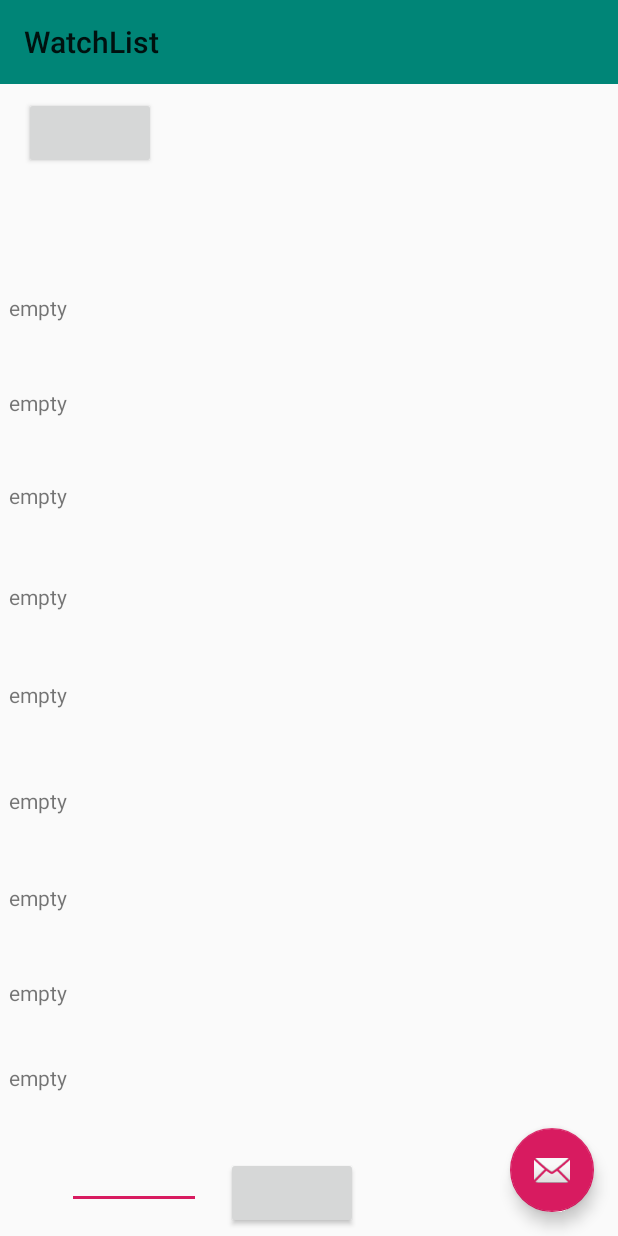
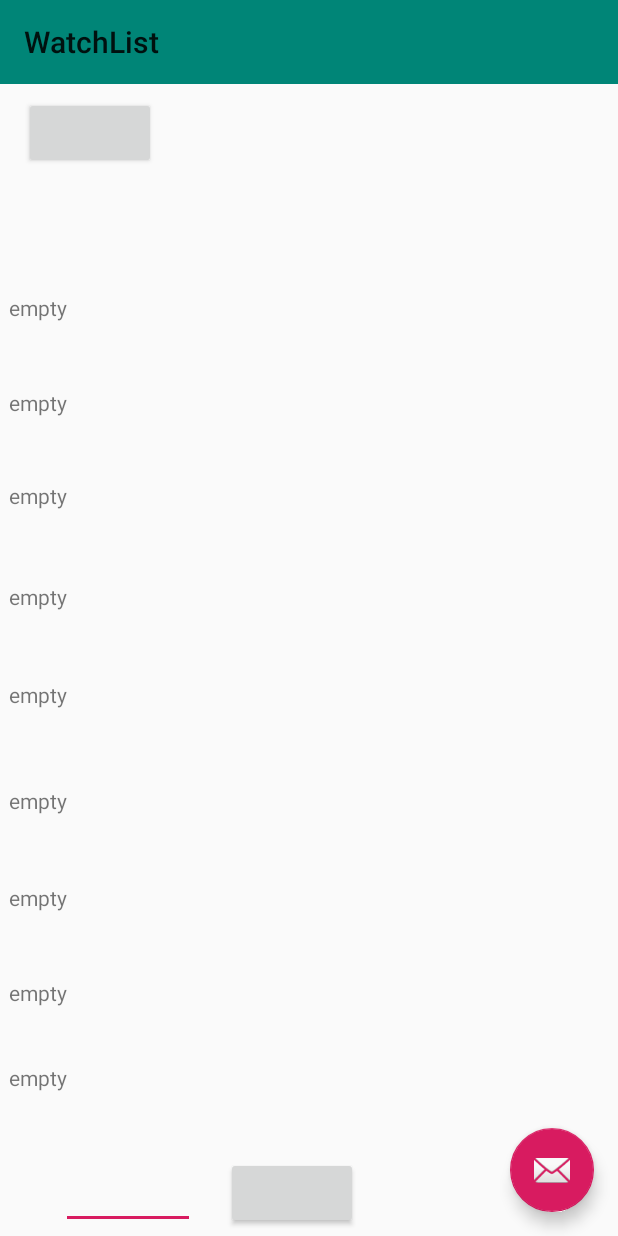
Before and after one commit to louiechrisos/CS125-FinalProject, an Android app: the screen it shows after launch (WatchList), after a tap on "GOTOWATCHLIST", on a phone screen of 412 x 824 dp. Run offline under Robolectric (Android 15) with nearby library versions, the phone set to English and light mode, and no system bars; 2 statements that could not run were skipped; 2 other taps on this screen came first.

Commit message:
Fixed all UI and intents

```diff
--- a/app/src/main/java/com/example/cs125finalproject/WatchList.java
+++ b/app/src/main/java/com/example/cs125finalproject/WatchList.java
@@ -12,6 +12,10 @@ import android.widget.Button;
 import android.view.View;
 import android.widget.TextView;
 import android.content.Intent;
+
+import java.io.IOException;
+
+import yahoofinance.YahooFinance;
 import yahoofinance.Stock;
 
 
@@ -34,6 +38,7 @@ public class WatchList extends AppCompatActivity {
     String removeStockstr;
     String Stock;
     TextView[] txtViewarr = new TextView[10];
+
 
 
 
@@ -92,7 +97,7 @@ public class WatchList extends AppCompatActivity {
     }
 
     protected void setWatchList() {
-        int length = WatchListArr.length;
+        final int length = WatchListArr.length;
         txtViewarr[0] = stock1;
         txtViewarr[1] = stock2;
         txtViewarr[2] = stock3;
@@ -103,14 +108,35 @@ public class WatchList extends AppCompatActivity {
         txtViewarr[7] = stock8;
         txtViewarr[8] = stock9;
         txtViewarr[9] = stock10;
-        for (int i = 0; i < length; i++) {
-            if (WatchListArr[i] == null) {
-                txtViewarr[i].setText("empty");
-            } else if (WatchListArr[i] != null) {
-                txtViewarr[i].setText(WatchListArr[i]);
+
+
+        Thread thread = new Thread(new Runnable() {
+            public void run() {
+                try {
+                    for (int i = 0; i < length; i++) {
+                        if (WatchListArr[i] == null) {
+                            txtViewarr[i].setText("empty");
+                        } else if (WatchListArr[i] != null) {
+                            Stock stock = YahooFinance.get(WatchListArr[i]);
+                            String info = WatchListArr[i] + stock.getQuote().getPrice();
+                            txtViewarr[i].setText(info);
+
+                        }
+                    }
+                } catch (Exception e) {
+                    e.printStackTrace();
+                }
             }
-        }
+        });
+        thread.run();
     }
+
+
+
+
+
+
+
     protected void removeFromWatchList() {
         for (int i = 0; i < txtViewarr.length; i++) {
             if (txtViewarr[i].getText().toString().equals(removeStockstr)) {
@@ -122,4 +148,5 @@ public class WatchList extends AppCompatActivity {
 
 
 
+
 }
--- a/app/src/main/res/layout/content_watch_list.xml
+++ b/app/src/main/res/layout/content_watch_list.xml
@@ -159,9 +159,9 @@
         android:inputType="text"
         app:layout_constraintBottom_toBottomOf="parent"
         app:layout_constraintEnd_toEndOf="parent"
-        app:layout_constraintHorizontal_bias="0.139"
+        app:layout_constraintHorizontal_bias="0.127"
         app:layout_constraintStart_toStartOf="parent"
         app:layout_constraintTop_toTopOf="parent"
-        app:layout_constraintVertical_bias="0.977" />
+        app:layout_constraintVertical_bias="0.994" />
 
 </androidx.constraintlayout.widget.ConstraintLayout>
```
